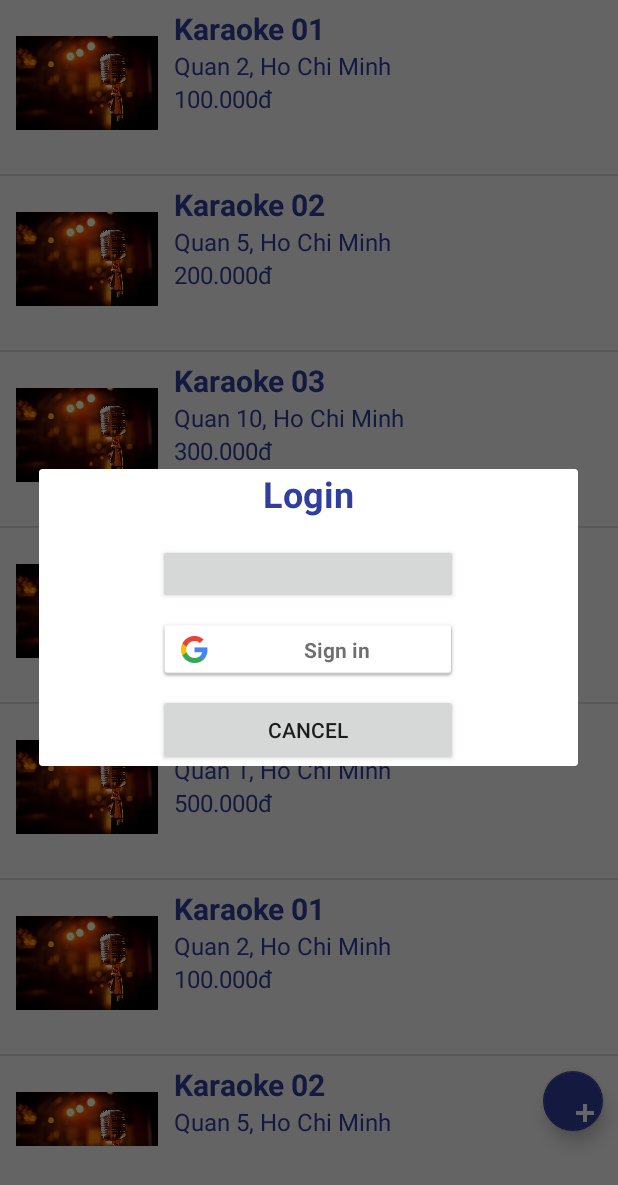
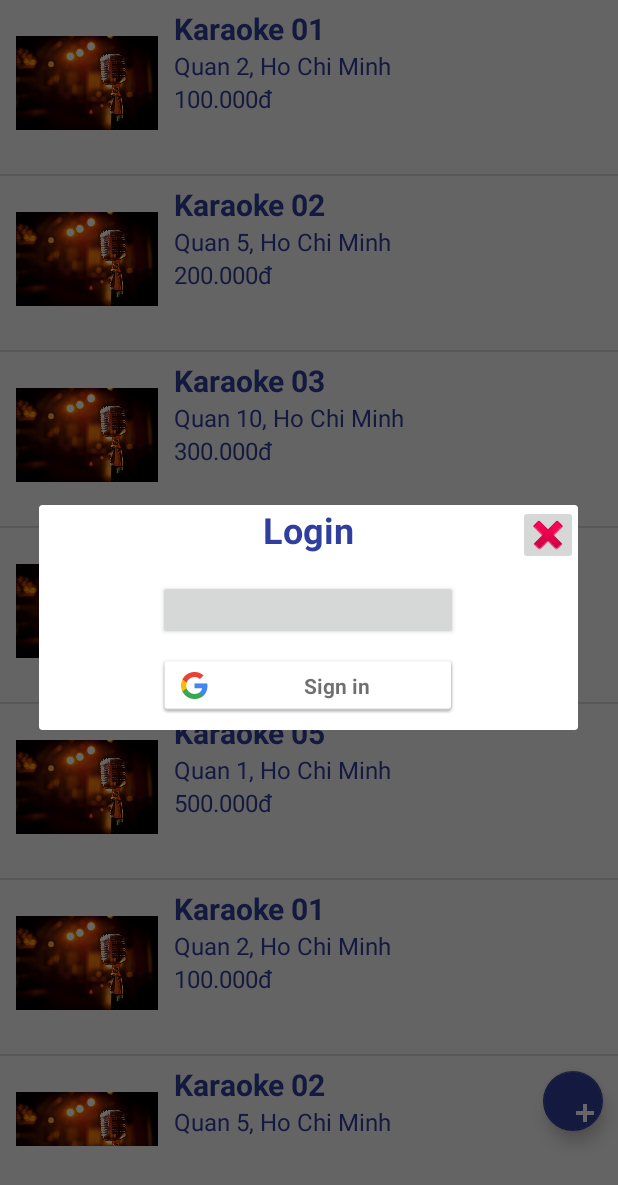
Before and after one commit to thanhhuynhsg/KaraokeTeam04, an Android app: the fragment KaraokeFragment shown on its own in the app's theme, after a tap on an icon or button, on a phone screen of 412 x 824 dp. Shown: the top 1185 px of the screen. Run offline under Robolectric (Android 15) with nearby library versions, the phone set to English and light mode, and no system bars; libraries missing offline, so code that uses them is left out: com.facebook, com.facebook.login; plain views replace LoginButton; 2 statements that could not run were skipped.

Commit message:
Cap nhat giao dien login

```diff
--- a/app/src/main/java/com/example/team04_final_project/Fragment/KaraokeFragment.java
+++ b/app/src/main/java/com/example/team04_final_project/Fragment/KaraokeFragment.java
@@ -13,6 +13,7 @@ import android.view.LayoutInflater;
 import android.view.View;
 import android.view.ViewGroup;
 import android.widget.Button;
+import android.widget.ImageButton;
 import android.widget.Toast;
 
 import com.example.team04_final_project.CreateKaraoke;
@@ -73,7 +74,8 @@ public class KaraokeFragment extends Fragment implements KaraokeAdapter.OnCallBa
                     View mView = getLayoutInflater().inflate(R.layout.login_layout, null);
                     LoginButton btnLogin_Face = (LoginButton) mView.findViewById(R.id.login_Facebook);
                     //LoginButton btnGmail = (LoginButton) mView.findViewById(R.id.loginGmail);
-                    Button btnCancelADSD= (Button) mView.findViewById(R.id.btn_CancelADSD);
+                    //Button btnCancelADSD= (Button) mView.findViewById(R.id.btn_CancelADSD);
+                    ImageButton btnClose = (ImageButton) mView.findViewById(R.id.btnClose);
                     mbuilder.setView(mView);
                     final AlertDialog dialog = mbuilder.create();
                     dialog.show();
@@ -81,7 +83,7 @@ public class KaraokeFragment extends Fragment implements KaraokeAdapter.OnCallBa
                         @Override
                         public void onClick(View v) {
                             Toast.makeText(getActivity(), "Login Facebook!", Toast.LENGTH_LONG).show();
-                            openCearteKaraoke();
+                            openCreateKaraoke();
                             dialog.cancel();
                         }
                     });
@@ -93,12 +95,18 @@ public class KaraokeFragment extends Fragment implements KaraokeAdapter.OnCallBa
                                 dialog.cancel();
                             }
                         });*/
-                    btnCancelADSD.setOnClickListener(new View.OnClickListener() {
+                    btnClose.setOnClickListener(new View.OnClickListener(){
+                        @Override
+                        public void onClick(View view) {
+                            dialog.cancel();
+                        }
+                    });
+                    /*btnCancelADSD.setOnClickListener(new View.OnClickListener() {
                         @Override
                         public void onClick(View v) {
                             dialog.cancel();
                         }
-                    });
+                    });*/
                 //}
                 //else {
                 //    openCearteKaraoke();
@@ -108,7 +116,7 @@ public class KaraokeFragment extends Fragment implements KaraokeAdapter.OnCallBa
         return view;
     }
 
-    public void openCearteKaraoke() {
+    public void openCreateKaraoke() {
         Intent intent = new Intent(getActivity(),CreateKaraoke.class);
         startActivity(intent);
     }
--- a/app/src/main/res/layout/login_layout.xml
+++ b/app/src/main/res/layout/login_layout.xml
@@ -5,8 +5,19 @@
     android:layout_height="match_parent"
     android:orientation="vertical">
 
+    <FrameLayout
+        android:layout_width="match_parent"
+        android:layout_height="40dp">
+
+        <ImageButton
+            android:id="@+id/btnClose"
+            android:layout_width="40dp"
+            android:layout_height="40dp"
+            android:layout_gravity="right"
+            app:srcCompat="@android:drawable/ic_delete" />
+
         <TextView
-        android:id="@+id/textView5"
+            android:id="@+id/TextView1"
             android:layout_width="match_parent"
             android:layout_height="40dp"
             android:text="Login"
@@ -14,6 +25,11 @@
             android:textColor="@color/colorPrimaryDark"
             android:textSize="24sp"
             android:textStyle="bold" />
+    </FrameLayout>
+
+
+
+
 
     <com.facebook.login.widget.LoginButton
         android:id="@+id/login_Facebook"
@@ -32,10 +48,5 @@
 
     </com.google.android.gms.common.SignInButton>
 
-    <Button
-        android:id="@+id/btn_CancelADSD"
-        android:layout_width="200dp"
-        android:layout_height="wrap_content"
-        android:text="Cancel"
-        android:layout_gravity="center_horizontal"/>
+
 </LinearLayout>
```
Lines whose indentation alone changed are shown as unchanged.
